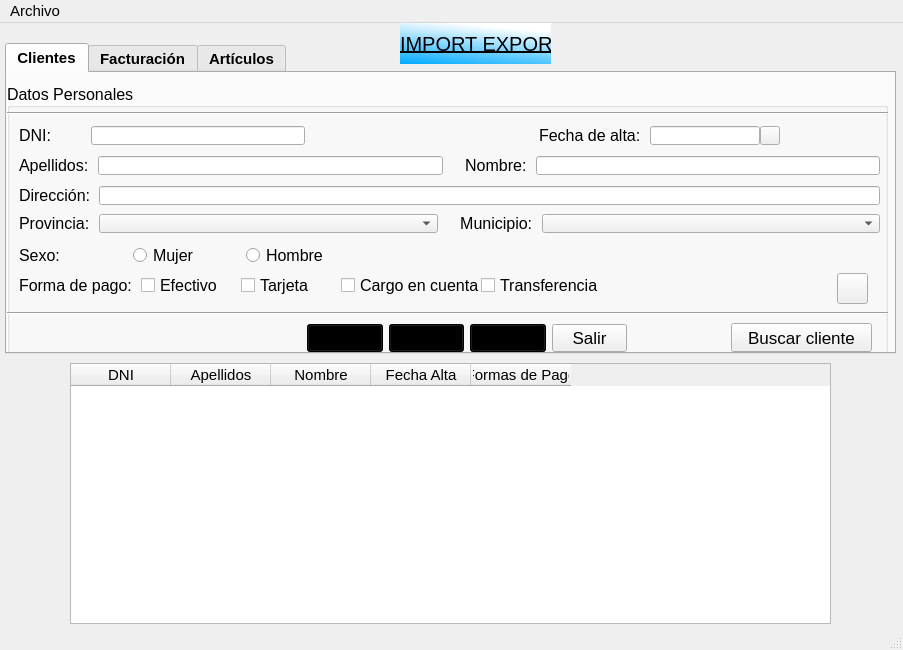
solglez/gonzalezescolar, file prueba.ui: the form before one commit.
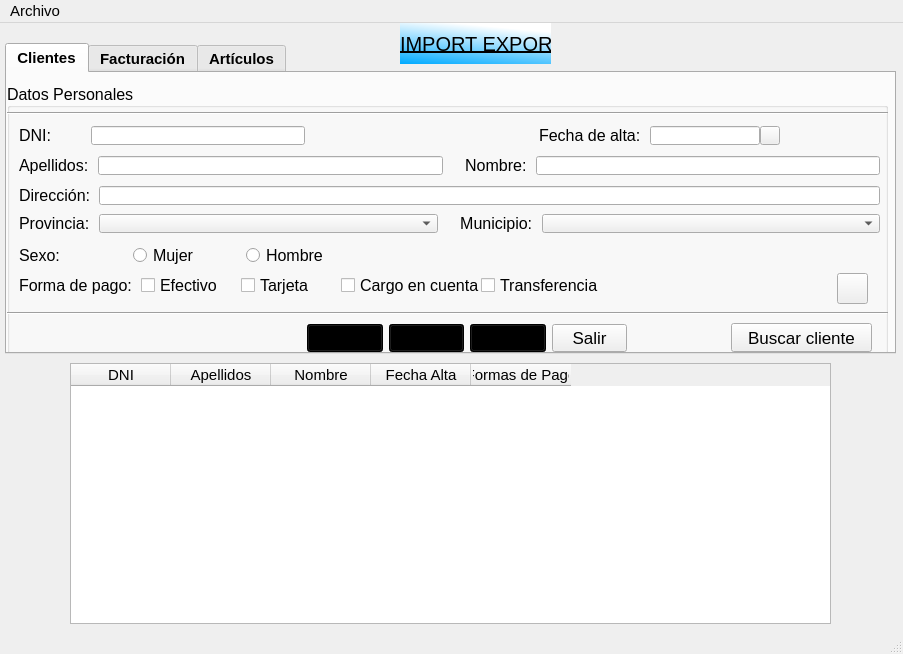
The form after the commit. Icons and pictures are not drawn.

The edit to the form file:
```diff
--- a/prueba.ui
+++ b/prueba.ui
@@ -7,7 +7,7 @@
     <x>0</x>
     <y>0</y>
     <width>903</width>
-    <height>650</height>
+    <height>654</height>
    </rect>
   </property>
   <property name="sizePolicy">
```
Left out of the diff: 21 changed lines with no effect on the pictures.
